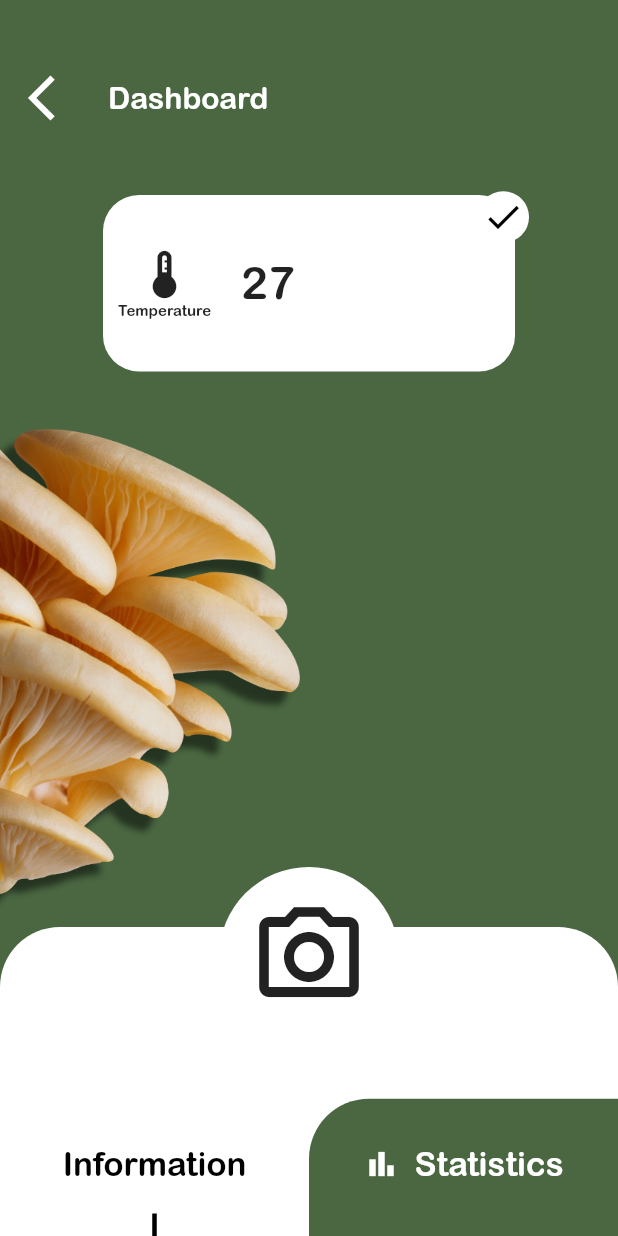
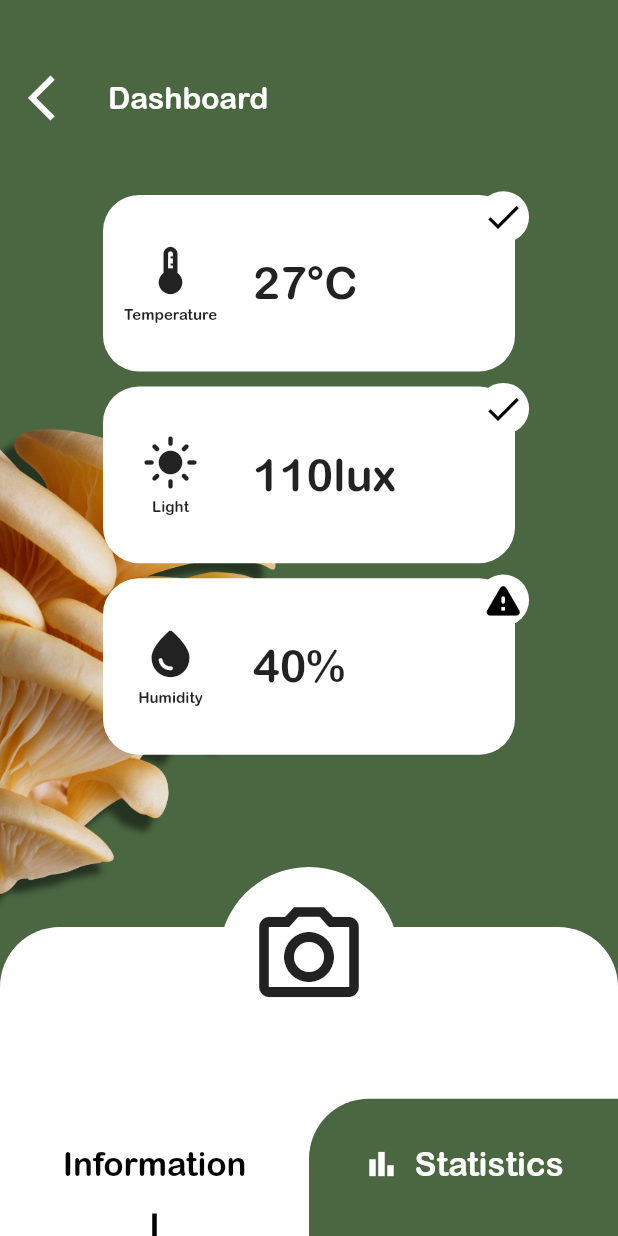
Before and after one commit to muxonn/grow_guard, a Flutter app: the PlantPage screen opened directly, on a phone screen of 412 x 824 dp. Run offline on Flutter 3.47's test engine with Material 2 defaults, Android fonts, the phone set to English and light mode, and no system bars.

Commit message:
Add other sensor blocks to plant page and remove hard coded value

```diff
--- a/lib/plant_page.dart
+++ b/lib/plant_page.dart
@@ -41,15 +41,32 @@ class PlantPage extends StatelessWidget {
             ),
             transform: Matrix4.translationValues(-200, -40, 0),
           ),
-          Column(
-            children: const [
-              Center(
-                child: SensorData(
-                    type: "Temperature",
-                    icon: Icons.thermostat,
-                    controlled: false),
-              ),
-            ],
+          Align(
+            alignment: Alignment.topCenter,
+            child: Column(
+              children: const [
+                SensorData(
+                  type: "Temperature",
+                  icon: Icons.thermostat,
+                  controlled: false,
+                  value: 27,
+                ),
+                SizedBox(height: 10),
+                SensorData(
+                  type: "Light",
+                  icon: Icons.light_mode_rounded,
+                  controlled: false,
+                  value: 110,
+                ),
+                SizedBox(height: 10),
+                SensorData(
+                  type: "Humidity",
+                  icon: Icons.water_drop_rounded,
+                  controlled: false,
+                  value: 40,
+                ),
+              ],
+            ),
           ),
           Align(
             alignment: Alignment.bottomCenter,
--- a/lib/utils/sensor_data.dart
+++ b/lib/utils/sensor_data.dart
@@ -2,29 +2,37 @@ import 'package:flutter/material.dart';
 import 'optimal_parameters.dart';
 
 class SensorData extends StatelessWidget {
+  const SensorData({
+    super.key,
+    required this.type,
+    required this.icon,
+    required this.controlled,
+    required this.value,
+  });
+
   final String type;
   final IconData icon;
   final bool controlled;
-  const SensorData(
-      {super.key,
-      required this.type,
-      required this.icon,
-      required this.controlled});
+  final int value;
 
   @override
   Widget build(BuildContext context) {
     final size = MediaQuery.of(context).size;
-    // Hardcoded value (test purpose)
-    final value = 27;
     final parameter;
+    final unit;
+
     if (type == "Temperature") {
       parameter = tempParam;
+      unit = "°C";
     } else if (type == "Light") {
       parameter = lightParam;
+      unit = "lux";
     } else if (type == "Humidity") {
       parameter = humidityParam;
+      unit = "%";
     } else {
       parameter = {};
+      unit = "";
     }
 
     return Stack(
@@ -45,17 +53,22 @@ class SensorData extends StatelessWidget {
                 child: Row(
                   mainAxisAlignment: MainAxisAlignment.start,
                   children: [
-                    Column(
+                    Container(
+                      width: 70,
+                      child: Column(
                         children: [
                           Icon(
                             icon,
                             size: 38,
                           ),
+                          SizedBox(height: 5),
                           Text(type, style: TextStyle(fontSize: 10)),
                         ],
                       ),
+                    ),
                     SizedBox(width: 20),
-                    Text(value.toString(), style: TextStyle(fontSize: 30)),
+                    Text(value.toString() + unit,
+                        style: TextStyle(fontSize: 30)),
                   ],
                 ),
               ),
```
Lines whose indentation alone changed are shown as unchanged.
